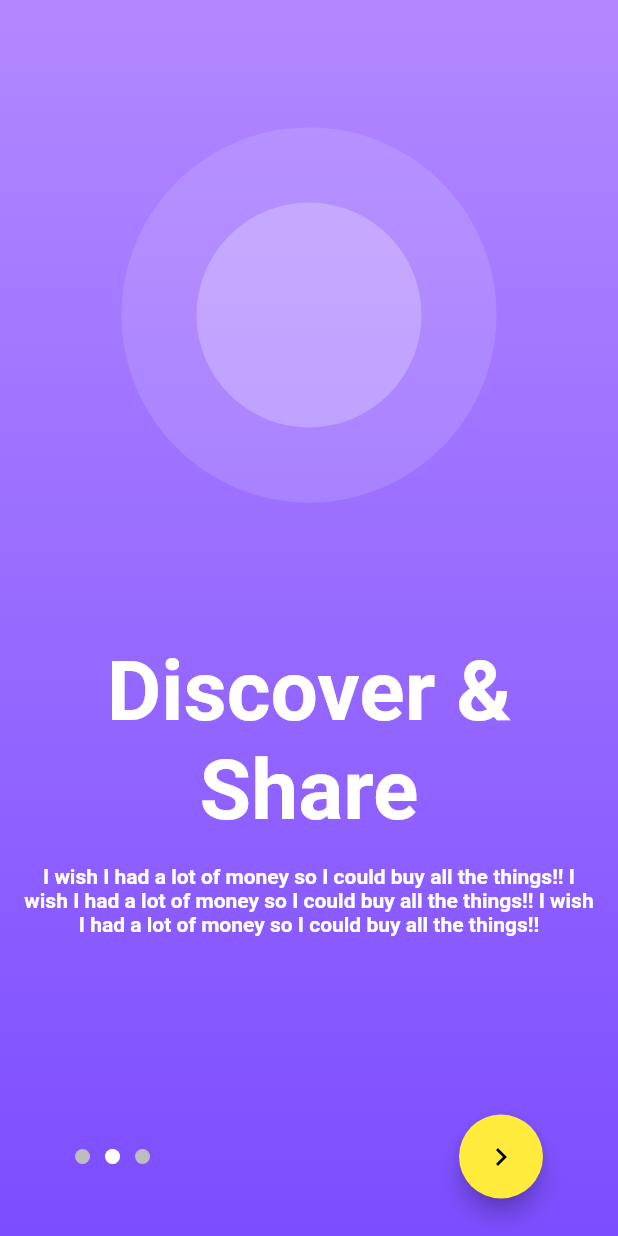
After one commit to BIGCR/flutter-ui-challenges, a Flutter app: the Onboarding screen opened by its route, after a tap on the "chevron right" icon, on a phone screen of 412 x 824 dp. The commit adds this screen. Run offline on Flutter 3.47's test engine with Material 2 defaults, Android fonts, the phone set to English and light mode, and no system bars; our stand-ins replace outline_material_icons.

Commit message:
Onboarding screens almost completed. Need to add images for each screen

```diff
--- a/lib/main.dart
+++ b/lib/main.dart
@@ -1,5 +1,6 @@
 import 'package:flutter/material.dart';
 import 'package:flutter_ui_challenges/lightswitch/on_off_switch.dart';
+import 'package:flutter_ui_challenges/onboarding/animated_onboarding.dart';
 import 'package:flutter_ui_challenges/readabletabbar/readable_tab_bar.dart';
 
 void main() {
@@ -63,6 +64,11 @@ final allPages = [
     route: ReadableTabBar.routeName,
     builder: (context) => ReadableTabBar(),
   ),
+  Page(
+    name: 'Animated Onboarding',
+    route: Onboarding.routeName,
+    builder: (context) => Onboarding(),
+  ),
 ];
 
 final routes =
--- /dev/null
+++ b/lib/onboarding/animated_onboarding.dart
@@ -0,0 +1,343 @@
+import 'package:flutter/material.dart';
+
+class Onboarding extends StatefulWidget {
+  static final String routeName = '/onboarding';
+
+  @override
+  _OnboardingState createState() => _OnboardingState();
+}
+
+class _OnboardingState extends State<Onboarding> {
+  PageController _pageController;
+
+  ValueNotifier<int> _position = ValueNotifier(0);
+
+  BoxDecoration _getBackgroundGradient() {
+    Color startColor;
+    Color endColor;
+
+    switch (_position.value) {
+      case 0:
+        {
+          startColor = Colors.teal[100];
+          endColor = Colors.teal[300];
+          break;
+        }
+      case 1:
+        {
+          startColor = Colors.deepPurpleAccent[100];
+          endColor = Colors.deepPurpleAccent[200];
+          break;
+        }
+      default:
+        {
+          startColor = Colors.pinkAccent[100];
+          endColor = Colors.pinkAccent[200];
+        }
+    }
+
+    return BoxDecoration(
+        gradient: LinearGradient(
+            begin: Alignment.topCenter,
+            end: Alignment.bottomCenter,
+            colors: [startColor, endColor]));
+  }
+
+  @override
+  void initState() {
+    _pageController = PageController(
+      keepPage: false,
+    );
+    super.initState();
+  }
+
+  @override
+  void dispose() {
+    _pageController.dispose();
+    super.dispose();
+  }
+
+  @override
+  Widget build(BuildContext context) {
+    return Container(
+      decoration: _getBackgroundGradient(),
+      child: Scaffold(
+        backgroundColor: Colors.transparent,
+        body: Stack(children: [
+          PageView(
+            controller: _pageController,
+            onPageChanged: (index) {
+              _position.value = index;
+              setState(() {});
+            },
+            children: <Widget>[
+              Page(
+                position: 0,
+              ),
+              Page(
+                position: 1,
+              ),
+              Page(
+                position: 2,
+              ),
+            ],
+          ),
+          Positioned(
+            bottom: 25,
+            left: 50,
+            right: 50,
+            child: Row(
+              mainAxisAlignment: MainAxisAlignment.spaceBetween,
+              children: [
+                Container(
+                  width: 50,
+                  child: PageIndicators(
+                    position: _position,
+                  ),
+                ),
+                FloatingActionButton(
+                  child: Icon(
+                    Icons.chevron_right,
+                    color: Colors.black,
+                  ),
+                  backgroundColor: Colors.yellow,
+                  onPressed: () {
+                    if (_position.value < 2) {
+                      _pageController.animateToPage(_position.value + 1,
+                          duration: Duration(milliseconds: 200),
+                          curve: Curves.linearToEaseOut);
+                      setState(() {});
+                    }
+                  },
+                ),
+              ],
+            ),
+          ),
+        ]),
+      ),
+    );
+  }
+}
+
+class Page extends StatefulWidget {
+  final int position;
+
+  const Page({Key key, this.position}) : super(key: key);
+
+  @override
+  _PageState createState() => _PageState();
+}
+
+class _PageState extends State<Page> with SingleTickerProviderStateMixin {
+  AnimationController _controller;
+
+  @override
+  void initState() {
+    _controller =
+        AnimationController(vsync: this, duration: Duration(milliseconds: 250));
+
+    Future.delayed(Duration(milliseconds: 200), () {
+      if (this.mounted) {
+        _controller.forward();
+      }
+    });
+    super.initState();
+  }
+
+  @override
+  void dispose() {
+    _controller.dispose();
+    super.dispose();
+  }
+
+  @override
+  Widget build(BuildContext context) {
+    return Padding(
+      padding: const EdgeInsets.symmetric(vertical: 8.0, horizontal: 16.0),
+      child: Column(
+        mainAxisAlignment: MainAxisAlignment.center,
+        children: [
+          Expanded(
+            flex: 1,
+            child: AnimatedBuilder(
+              animation: _controller,
+              builder: (context, child) {
+                return Transform.scale(
+                  scale: _controller.value,
+                  child: Stack(
+                    alignment: Alignment.center,
+                    children: [
+                      Container(
+                        height: 250,
+                        decoration: BoxDecoration(
+                          shape: BoxShape.circle,
+                          color: Colors.white12,
+                        ),
+                      ),
+                      Container(
+                        height: 150,
+                        decoration: BoxDecoration(
+                          shape: BoxShape.circle,
+                          color: Colors.white24,
+                        ),
+                      ),
+                    ],
+                  ),
+                );
+              },
+            ),
+          ),
+          Expanded(
+            flex: 1,
+            child: SlideUpEntrance(
+              child: Column(
+                children: [
+                  Padding(
+                    padding: const EdgeInsets.symmetric(vertical: 16.0),
+                    child: Text(
+                      'Discover & Share',
+                      textAlign: TextAlign.center,
+                      style: Theme.of(context).textTheme.headline2.copyWith(
+                          fontWeight: FontWeight.bold, color: Colors.white),
+                    ),
+                  ),
+                  Text(
+                    'I wish I had a lot of money so I could buy all the things!! I wish I had a lot of money so I could buy all the things!! I wish I had a lot of money so I could buy all the things!!',
+                    textAlign: TextAlign.center,
+                    style: Theme.of(context).textTheme.bodyText1.copyWith(
+                        fontWeight: FontWeight.bold, color: Colors.white),
+                  ),
+                ],
+              ),
+            ),
+          ),
+        ],
+      ),
+    );
+  }
+}
+
+class PageIndicators extends StatefulWidget {
+  final ValueNotifier<int> position;
+
+  const PageIndicators({Key key, this.position}) : super(key: key);
+
+  @override
+  _PageIndicatorState createState() => _PageIndicatorState();
+}
+
+class _PageIndicatorState extends State<PageIndicators> {
+  Widget _buildIndicator() {
+    return Container(
+      decoration:
+          BoxDecoration(shape: BoxShape.circle, color: Colors.grey[400]),
+      width: 10,
+      height: 10,
+    );
+  }
+
+  Widget _buildActiveIndicator() {
+    Alignment align = Alignment.centerLeft;
+    if (widget.position.value == 1) {
+      align = Alignment.center;
+    } else if (widget.position.value == 2) {
+      align = Alignment.centerRight;
+    }
+
+    return AnimatedAlign(
+      alignment: align,
+      duration: Duration(milliseconds: 200),
+      child: Container(
+        decoration: BoxDecoration(shape: BoxShape.circle, color: Colors.white),
+        width: 10,
+        height: 10,
+      ),
+    );
+  }
+
+  @override
+  Widget build(BuildContext context) {
+    return Stack(
+      children: [
+        Align(
+          alignment: Alignment.centerLeft,
+          child: _buildIndicator(),
+        ),
+        Align(
+          alignment: Alignment.center,
+          child: _buildIndicator(),
+        ),
+        Align(
+          alignment: Alignment.centerRight,
+          child: _buildIndicator(),
+        ),
+        _buildActiveIndicator(),
+      ],
+    );
+  }
+}
+
+class SlideUpEntrance extends StatefulWidget {
+  final Widget child;
+  final Duration duration;
+  final Duration delay;
+  final Offset offset;
+
+  const SlideUpEntrance(
+      {Key key,
+      this.duration = const Duration(milliseconds: 250),
+      this.delay = const Duration(milliseconds: 300),
+      this.offset = const Offset(0.0, 50.0),
+      this.child})
+      : super(key: key);
+
+  @override
+  _SlideUpEntranceState createState() => _SlideUpEntranceState();
+}
+
+class _SlideUpEntranceState extends State<SlideUpEntrance>
+    with SingleTickerProviderStateMixin {
+  AnimationController _controller;
+  Animation _dyAnimation;
+
+  @override
+  void initState() {
+    _controller = AnimationController(
+      duration: widget.duration,
+      vsync: this,
+    );
+
+    _dyAnimation =
+        Tween(begin: widget.offset.dy, end: 0.0).animate(_controller);
+
+    Future.delayed(widget.delay, () {
+      if (this.mounted) {
+        _controller.forward();
+      }
+    });
+    super.initState();
+  }
+
+  @override
+  void dispose() {
+    _controller.dispose();
+    super.dispose();
+  }
+
+  @override
+  Widget build(BuildContext context) {
+    return Align(
+      alignment: Alignment.center,
+      child: AnimatedBuilder(
+        animation: _controller,
+        builder: (context, child) => Opacity(
+          opacity: _controller.value,
+          child: Transform.translate(
+            offset: Offset(0.0, _dyAnimation.value),
+            child: widget.child,
+          ),
+        ),
+      ),
+    );
+  }
+}
```
Also changed, not shown: 1 other file.
